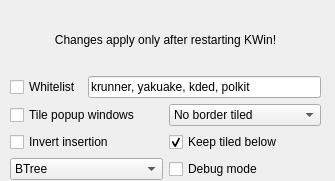
Above: res/config.ui from zeroxoneafour/polonium before the change. Below: the same form after it.
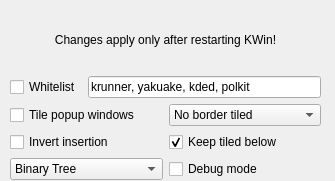
That is the form after the change.

Diff of the .ui file:
```diff
--- a/res/config.ui
+++ b/res/config.ui
@@ -140,7 +140,7 @@
         </property>
         <item>
          <property name="text">
-          <string>BTree</string>
+          <string>Binary Tree</string>
          </property>
         </item>
         <item>
```
Left out of the diff: 10 changed lines with no effect on the pictures.
